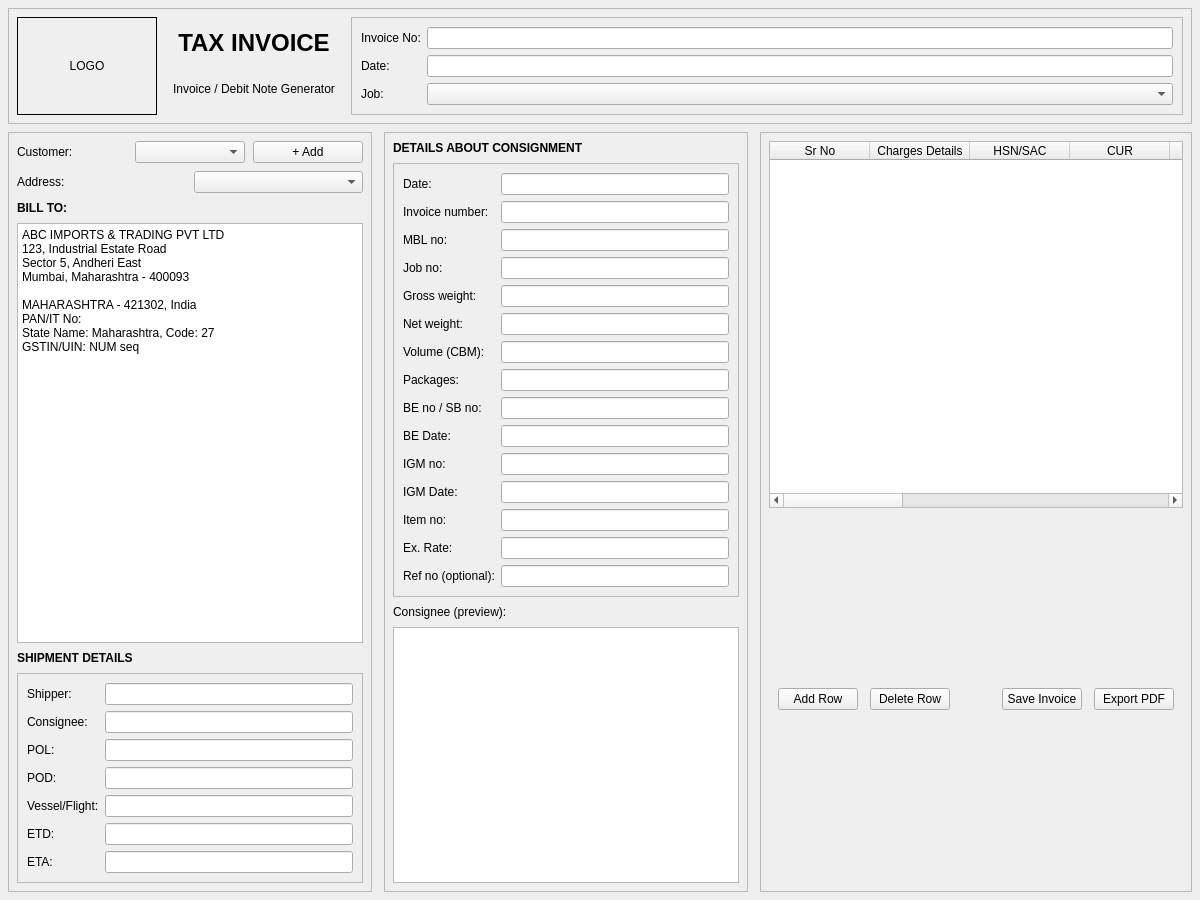
Before: the Qt Designer form ui/invoice_form.ui in mailsolar11/SanshipInvoiceGenerator-pyqt6-, drawn with Qt 5.
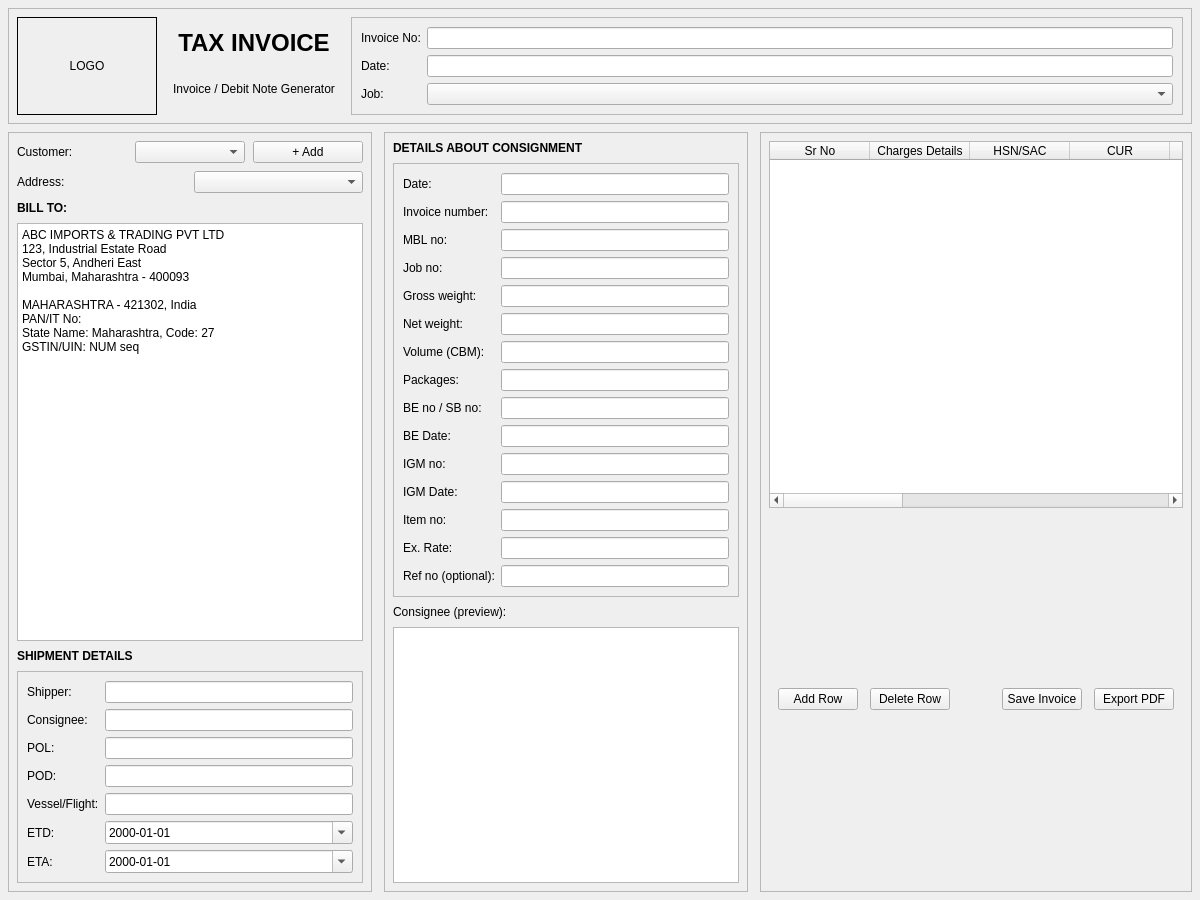
After: the same form once the commit is applied.

Commit message: v1.5: Shipment ETD/ETA date picker, GST fixes, job-flow improvements, everything is working so this version can help you continue if next versions fail

Diff of the .ui file:
```diff
--- a/ui/invoice_form.ui
+++ b/ui/invoice_form.ui
@@ -179,10 +179,10 @@
            <item row="4" column="1"><widget class="QLineEdit" name="leVessel"/></item>
 
            <item row="5" column="0"><widget class="QLabel" name="labelETD"><property name="text"><string>ETD:</string></property></widget></item>
-           <item row="5" column="1"><widget class="QLineEdit" name="leETD"/></item>
+            <item row="5" column="1"><widget class="QDateEdit" name="leETD"><property name="calendarPopup"><bool>true</bool></property><property name="displayFormat"><string>yyyy-MM-dd</string></property></widget></item>
 
            <item row="6" column="0"><widget class="QLabel" name="labelETA"><property name="text"><string>ETA:</string></property></widget></item>
-           <item row="6" column="1"><widget class="QLineEdit" name="leETA"/></item>
+            <item row="6" column="1"><widget class="QDateEdit" name="leETA"><property name="calendarPopup"><bool>true</bool></property><property name="displayFormat"><string>yyyy-MM-dd</string></property></widget></item>
 
           </layout>
          </widget>
```
Lines whose indentation alone changed are shown as unchanged. The commit also changes 10 other files.
